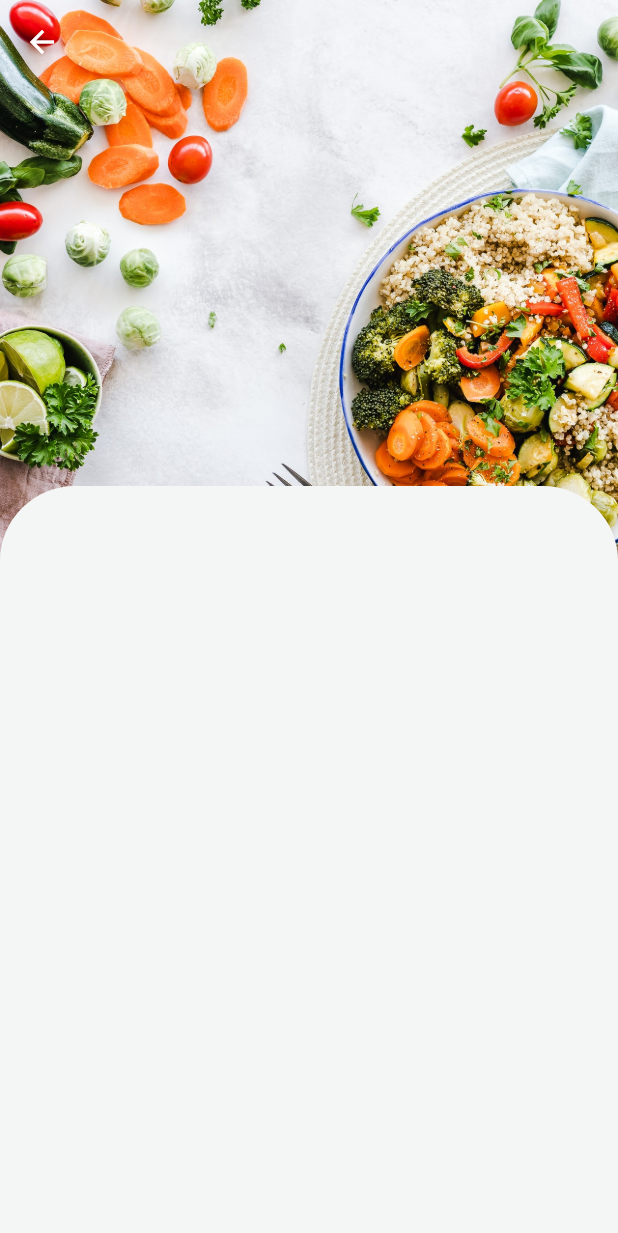
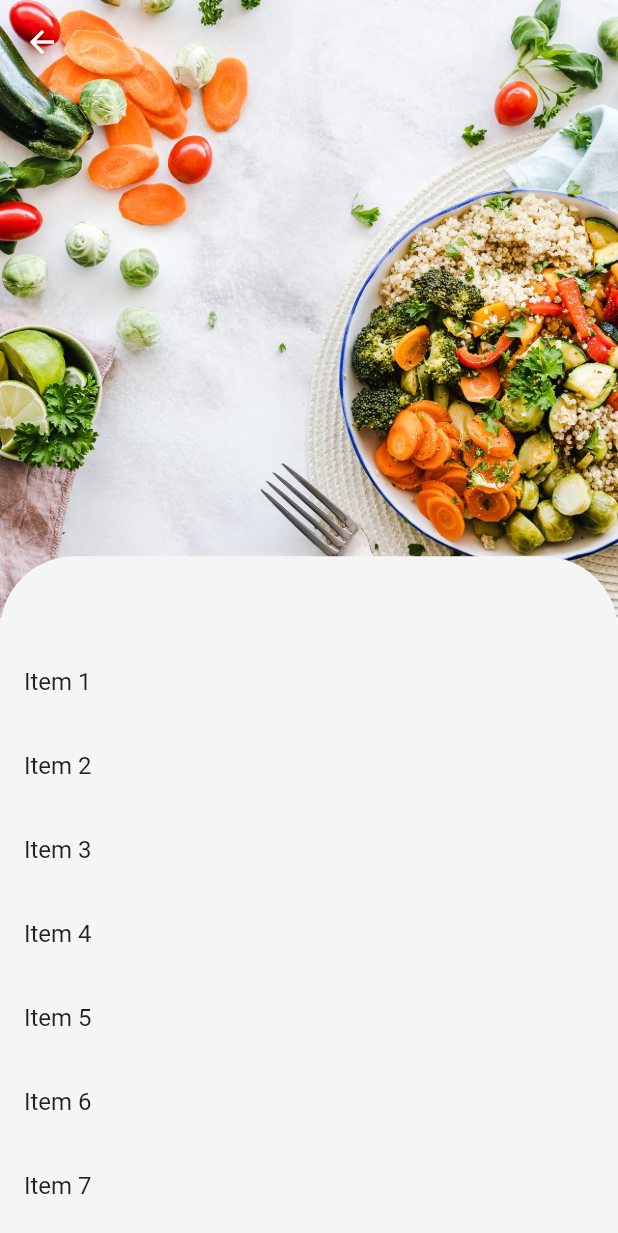
Before and after one commit to samuel051998/ProjectX, a Flutter app: the RecipesTab screen opened directly, after a tap on "Oats with Mango Slice and Cream", on a phone screen of 412 x 824 dp. Shown: the top 1233 px of the screen. Run offline on Flutter 3.47's test engine with Material 2 defaults, Android fonts, the light colour scheme and no system bars; missing offline and left inert: flappy_search_bar.

Commit message:
Add DraggableScrollableSheet to container in detailscreen

```diff
--- a/dailyrecipesflutter/lib/screens/home/tabs/recipes/components/detailCard.dart
+++ b/dailyrecipesflutter/lib/screens/home/tabs/recipes/components/detailCard.dart
@@ -1,13 +1,24 @@
 import 'package:dailyrecipesflutter/constants.dart';
 import 'package:flutter/material.dart';
 
-class DetailCard extends StatelessWidget {
+class DetailCard extends StatefulWidget {
+  final String imagePath;
+  final String text;
+  DetailCard(this.imagePath, this.text);
+
+  @override
+  _DetailCardState createState() => _DetailCardState(imagePath, text);
+}
+
+class _DetailCardState extends State<DetailCard> {
   final String _imagePath;
   final String _text;
-  DetailCard(this._imagePath, this._text);
+
+  _DetailCardState(this._imagePath, this._text);
 
   @override
   Widget build(BuildContext context) {
+    //screenHeight = MediaQuery.of(context).size.height;
     return Scaffold(
       appBar: AppBar(
         shadowColor: Colors.transparent,
@@ -27,26 +38,41 @@ class DetailCard extends StatelessWidget {
                   child: Hero(
                     child: Image(
                       image: AssetImage(_imagePath),
-                      height: 400.0,
                       width: double.infinity,
                       fit: BoxFit.cover,
+                      colorBlendMode: BlendMode.dst,
+                      color: Colors.black,
                     ),
                     tag: _text,
                   ),
                 ),
               ),
             ),
-            Align(
-              alignment: Alignment.bottomCenter,
-              child: Container(
-                width: double.infinity,
-                height: 500.0,
-                decoration: BoxDecoration(
-                    color: kBackgroundColor,
-                    borderRadius: BorderRadius.only(
-                      topLeft: Radius.circular(50.0),
-                      topRight: Radius.circular(50.0),
-                    )),
+            SizedBox.expand(
+              child: DraggableScrollableSheet(
+                initialChildSize: 0.55,
+                maxChildSize: 0.9,
+                minChildSize: 0.55,
+                builder: (context, controller) {
+                  return Container(
+                    decoration: BoxDecoration(
+                      color: kBackgroundColor,
+                      borderRadius: BorderRadius.only(
+                        topLeft: Radius.circular(50.0),
+                        topRight: Radius.circular(50.0),
+                      )
+                    ),
+                    child: ListView.builder(
+                      itemCount: 25,
+                      controller: controller,
+                      itemBuilder: (BuildContext context, index) {
+                        return ListTile(
+                          title: Text('Item ${index+1}'),
+                        );
+                      }
+                    ),
+                  );
+                }
               ),
             ),
           ],
--- a/dailyrecipesflutter/lib/screens/home/tabs/recipes/components/topappbar.dart
+++ b/dailyrecipesflutter/lib/screens/home/tabs/recipes/components/topappbar.dart
@@ -9,7 +9,7 @@ class TopAppBar extends StatelessWidget {
   Widget build(BuildContext context) {
     return AppBar(
       shadowColor: Colors.transparent,
-      title: Padding(
+      /*title: Padding(
         padding: EdgeInsets.symmetric(horizontal: 8.0),
         child: Builder(
           builder: (context) => GestureDetector(
@@ -27,7 +27,8 @@ class TopAppBar extends StatelessWidget {
             ),
           )
         ),
-      ),
+      ),*/
+
       backgroundColor: Colors.transparent,
       actions: <Widget>[
         new IconButton(
```
Also changed, not shown: dailyrecipesflutter/lib/screens/home/tabs/recipes/components/myCardShort.dart (+0 -76 lines).
